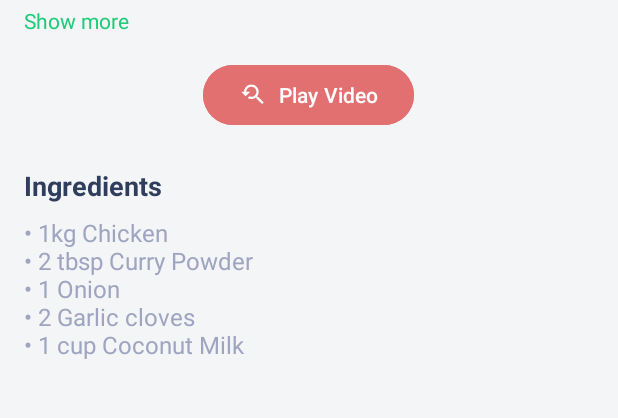
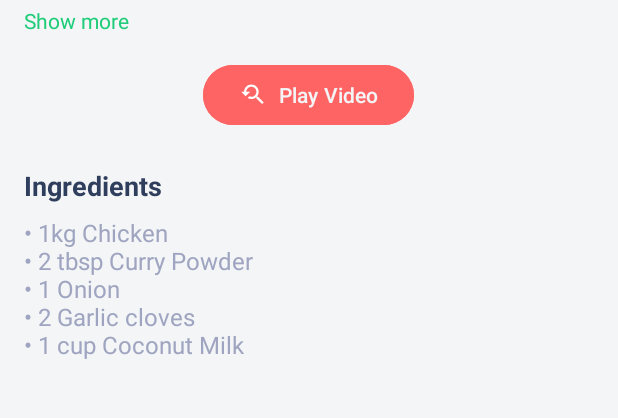
Before and after one commit to mariayousef/RecipeApp, an Android app: the layout fragment_recipe_detail.xml on its own in the app's theme, with its tools: preview values and no code run, on a phone screen of 412 x 824 dp, the part 518-936 px from its top. Run offline under Robolectric (Android 15) with nearby library versions, the phone set to English and light mode, and no system bars.

Commit message:
editing colors res

```diff
--- a/app/build.gradle.kts
+++ b/app/build.gradle.kts
@@ -2,6 +2,7 @@ plugins {
     alias(libs.plugins.android.application)
     alias(libs.plugins.kotlin.android)
     alias(libs.plugins.kotlin.kapt)
+    id("kotlin-parcelize")
 }
 
 android {
--- a/app/src/main/res/layout/fragment_recipe_detail.xml
+++ b/app/src/main/res/layout/fragment_recipe_detail.xml
@@ -26,7 +26,7 @@
             android:layout_width="match_parent"
             android:layout_height="wrap_content"
             android:text="Delicious Chicken Curry"
-            android:textColor="#2E3E5C"
+            android:textColor="@color/main_text"
             android:textSize="20sp"
             android:textStyle="bold"
             android:layout_marginBottom="8dp" />
@@ -35,7 +35,7 @@
             android:id="@+id/tv_description"
             android:layout_width="match_parent"
             android:layout_height="wrap_content"
-            android:textColor="#9FA5C0"
+            android:textColor="@color/secondary_text"
             android:textSize="16sp"
             android:maxLines="4"
             android:ellipsize="end"
@@ -56,10 +56,10 @@
             android:layout_width="wrap_content"
             android:layout_height="wrap_content"
             android:text="Play Video"
-            android:textColor="#FFFFFF"
+            android:textColor="@color/form_bg"
             android:layout_gravity="center_horizontal"
             android:layout_marginBottom="24dp"
-            android:backgroundTint="#E27070"
+            android:backgroundTint="@color/pink"
             app:icon="@drawable/baseline_youtube_searched_for_24"
             app:iconGravity="textStart"
             app:iconPadding="8dp" />
@@ -70,7 +70,7 @@
             android:layout_width="match_parent"
             android:layout_height="wrap_content"
             android:text="Ingredients"
-            android:textColor="#2E3E5C"
+            android:textColor="@color/main_text"
             android:textSize="18sp"
             android:textStyle="bold"
             android:layout_marginBottom="8dp" />
@@ -78,7 +78,7 @@
             android:id="@+id/tv_ingredients"
             android:layout_width="match_parent"
             android:layout_height="wrap_content"
-            android:textColor="#9FA5C0"
+            android:textColor="@color/secondary_text"
             android:textSize="16sp"
             android:text="• 1kg Chicken\n• 2 tbsp Curry Powder\n• 1 Onion\n• 2 Garlic cloves\n• 1 cup Coconut Milk"
             android:layout_marginBottom="16dp" />
--- a/app/src/main/res/layout/item_recipe.xml
+++ b/app/src/main/res/layout/item_recipe.xml
@@ -23,7 +23,7 @@
             android:layout_width="match_parent"
             android:layout_height="wrap_content"
             android:text="Recipe Title"
-            android:textColor="#2E3E5C"
+            android:textColor="@color/main_text"
             android:textSize="18sp"
             android:textStyle="bold"
             android:paddingTop="8dp"
--- a/app/src/main/res/values/colors.xml
+++ b/app/src/main/res/values/colors.xml
@@ -1,5 +1,13 @@
 <?xml version="1.0" encoding="utf-8"?>
 <resources>
     <color name="black">#FF000000</color>
-    <color name="white">#FFFFFFFF</color>
+    <color name="primary">#1FCC79</color>
+    <color name="main_text">#2E3E5C</color>
+    <color name="pink">#FF6464</color>
+    <color name="transparent_pink">#FFC2E0</color>
+    <color name="secondary_text">#9FA5C0</color>
+    <color name="outline">#D0DBEA</color>
+    <color name="text_field">#D7D6D7</color>
+    <color name="form_bg">#F4F5F7</color>
+    <color name="white">#FFFFFF</color>
 </resources>
--- a/gradle/libs.versions.toml
+++ b/gradle/libs.versions.toml
@@ -68,3 +68,4 @@ lifecycle-runtime = { group = "androidx.lifecycle", name = "lifecycle-runtime-kt
 android-application = { id = "com.android.application", version.ref = "agp" }
 kotlin-android = { id = "org.jetbrains.kotlin.android", version.ref = "kotlin" }
 kotlin-kapt = { id = "org.jetbrains.kotlin.kapt", version.ref = "kotlin" }
+kotlin-parcelize = { id = "kotlin-parcelize", version.ref = "kotlin" }
```
